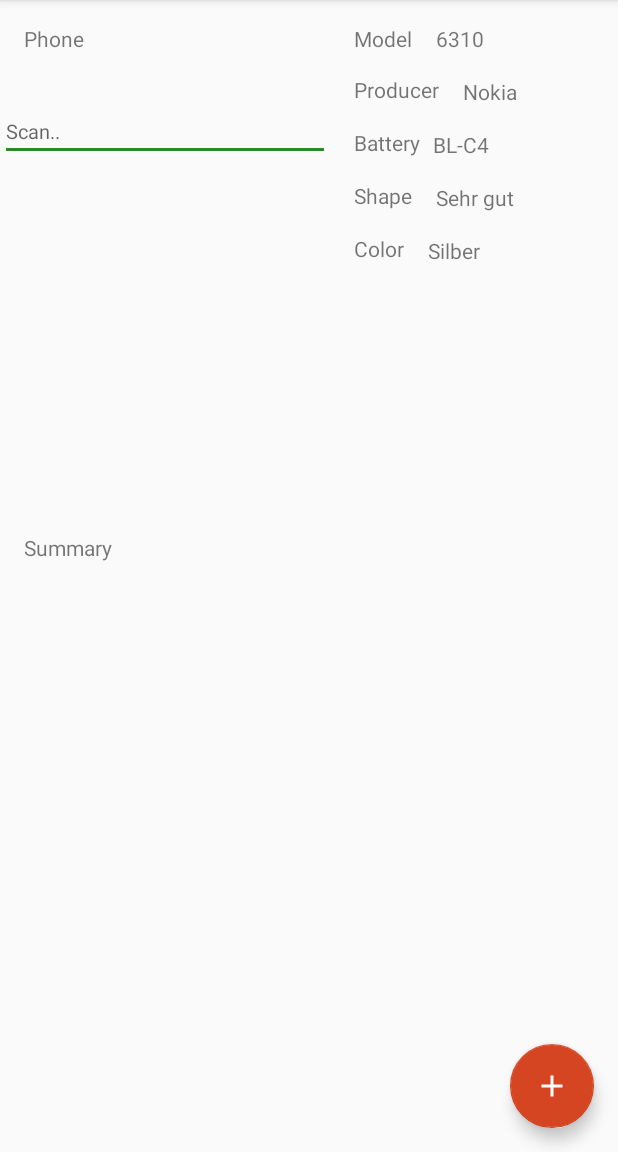
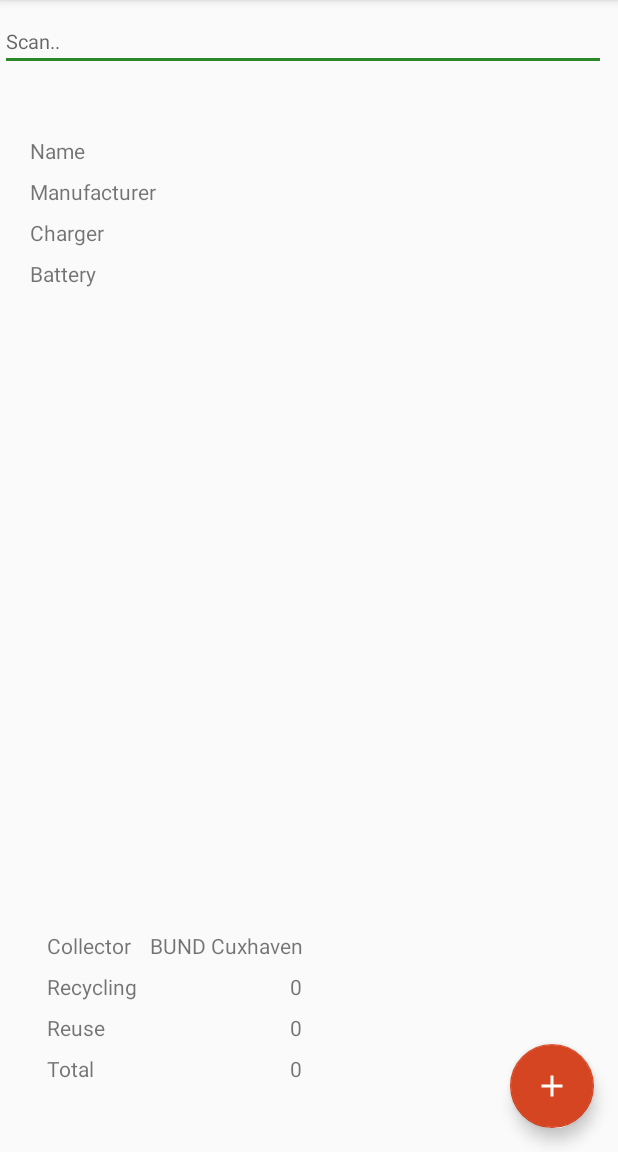
Before and after one commit to petereneric/mobile-box-apps, an Android app: the screen it shows after launch (MainActivity), on a phone screen of 412 x 824 dp, the part 84-1236 px from its top. Run offline under Robolectric (Android 15) with nearby library versions, the phone set to English and light mode, and no system bars; our stand-ins replace Volley.

Commit message:
21.06.18

```diff
--- a/app/src/main/java/com/example/ericschumacher/bouncer/Adapter/Adapter_Request_Choice.java
+++ b/app/src/main/java/com/example/ericschumacher/bouncer/Adapter/Adapter_Request_Choice.java
@@ -51,7 +51,7 @@
             ViewHolder_Request_Choice vh = new ViewHolder_Request_Choice(layout, new Interface_Click() {
                 @Override
                 public void onClick(int position) {
-                    iSelection.callbackManufacturer(lChoice.get(position).getId());
+                    iSelection.callbackManufacturer(lChoice.get(position).getId(), lChoice.get(position).getName());
                 }
             });
             return vh;
@@ -60,7 +60,7 @@
             ViewHolder_Request_Choice vh = new ViewHolder_Request_Choice_Charger(layout, new Interface_Click() {
                 @Override
                 public void onClick(int position) {
-                    iSelection.callbackCharger(lChoice.get(position).getId());
+                    iSelection.callbackCharger(lChoice.get(position).getId(), lChoice.get(position).getName());
                 }
             });
             return vh;
--- a/app/src/main/java/com/example/ericschumacher/bouncer/Constants/Constants_Extern.java
+++ b/app/src/main/java/com/example/ericschumacher/bouncer/Constants/Constants_Extern.java
@@ -15,6 +15,11 @@
     // Response
     public final static String ID_MODEL = "ID_MODEL";
     public final static String ID_BATTERY = "ID_BATTERY";
+    public final static String NAME_BATTERY = "NAME_BATTERY";
+    public final static String ID_MANUFACTURER = "ID_MANUFACTURER";
+    public final static String NAME_MANUFACTURER = "NAME_MANUFACTURER";
+    public final static String ID_CHARGER = "ID_CHARGER";
+    public final static String NAME_CHARGER = "NAME_CHARGER";
     public final static String ID = "ID";
     public final static String NAME = "NAME";
     public final static String EXPLOITATION = "EXPLOITATION";
--- a/app/src/main/java/com/example/ericschumacher/bouncer/Constants/Constants_Intern.java
+++ b/app/src/main/java/com/example/ericschumacher/bouncer/Constants/Constants_Intern.java
@@ -23,4 +23,8 @@
     public final static int SHAPE_CHERRY = 3;
     public final static int CONDITION_NOT_SET = -1;
     public final static int SHAPE_NOT_SET = -1;
+
+    // Counter
+    public final static String COUNTER_RECYCLING = "COUNTER_RECYCLING";
+    public final static String COUNTER_REUSE = "COUNTER_REUSE";
 }
--- a/app/src/main/java/com/example/ericschumacher/bouncer/Fragments/Fragment_Request/Fragment_Request_Name_Battery.java
+++ b/app/src/main/java/com/example/ericschumacher/bouncer/Fragments/Fragment_Request/Fragment_Request_Name_Battery.java
@@ -59,8 +59,7 @@
         switch (view.getId()) {
             case R.id.b_commit:
                 iSelection.checkBattery(etInput.getText().toString());
-                InputMethodManager imm = (InputMethodManager) getActivity().getSystemService(Context.INPUT_METHOD_SERVICE);
-                imm.hideSoftInputFromWindow(etInput.getWindowToken(), 0);
+                closeKeyboard();
                 break;
         }
     }
--- a/app/src/main/java/com/example/ericschumacher/bouncer/Fragments/Fragment_Request/Fragment_Request_Name_Model.java
+++ b/app/src/main/java/com/example/ericschumacher/bouncer/Fragments/Fragment_Request/Fragment_Request_Name_Model.java
@@ -63,8 +63,7 @@
         switch (view.getId()) {
             case R.id.b_commit:
                 iSelection.checkName(etInput.getText().toString());
-                InputMethodManager imm = (InputMethodManager) getActivity().getSystemService(Context.INPUT_METHOD_SERVICE);
-                imm.hideSoftInputFromWindow(etInput.getWindowToken(), 0);
+                closeKeyboard();
                 break;
             case R.id.et_name:
                 Log.i("Wenigstens", "das");
--- a/app/src/main/java/com/example/ericschumacher/bouncer/Fragments/Fragment_Request_Exploitation.java
+++ b/app/src/main/java/com/example/ericschumacher/bouncer/Fragments/Fragment_Request_Exploitation.java
@@ -56,7 +56,7 @@
         switch (view.getId()) {
             case R.id.b_recycling:
                 iSelection.exploitRecycling(getArguments().getInt(Constants_Intern.SELECTION_ID_MODEL));
-                iSelection.startFragmentResult(getString(R.string.recycling));
+                iSelection.startFragmentResult();
                 break;
             case R.id.b_reuse:
                 iSelection.exploitReuse(getArguments().getInt(Constants_Intern.SELECTION_ID_MODEL));
--- a/app/src/main/java/com/example/ericschumacher/bouncer/Interfaces/Interface_Selection.java
+++ b/app/src/main/java/com/example/ericschumacher/bouncer/Interfaces/Interface_Selection.java
@@ -13,14 +13,15 @@
     public void exploitReuse(int idModel);
     public void exploitRecycling(int idModel);
     void checkName (String name);
-    void callbackManufacturer (int id);
-    void callbackCharger(int id);
+    void callbackManufacturer (int id, String name);
+    void callbackCharger(int id, String name);
     void checkBattery (String name);
     void checkDetails();
     void reset();
     Object_Model getModel();
-    void startFragmentResult(String result);
+    void startFragmentResult();
     void setShape(int shape);
     void setCondition(int condition);
+    void setModel(int id, int name);
 
 }
--- /dev/null
+++ b/app/src/main/java/com/example/ericschumacher/bouncer/Interfaces/Interface_VolleyCallback_JSON.java
@@ -0,0 +1,12 @@
+package com.example.ericschumacher.bouncer.Interfaces;
+
+import org.json.JSONObject;
+
+/**
+ * Created by Eric Schumacher on 20.06.2018.
+ */
+
+public interface Interface_VolleyCallback_JSON {
+    void onSuccess(JSONObject json);
+    void onFailure(JSONObject json);
+}
--- a/app/src/main/java/com/example/ericschumacher/bouncer/Objects/Object_Model.java
+++ b/app/src/main/java/com/example/ericschumacher/bouncer/Objects/Object_Model.java
@@ -21,9 +21,13 @@
     private int Exploitation;
     private int Condition;
     private int Shape;
+    private String nameManufacturer;
+    private String nameCharger;
+    private String nameBattery;
 
     public Object_Model() {
-
+        Condition = Constants_Intern.CONDITION_NOT_SET;
+        Condition = Constants_Intern.SHAPE_NOT_SET;
     }
 
     public Object_Model(int id, String name) {
@@ -105,6 +109,30 @@
         Shape = shape;
     }
 
+    public String getNameManufacturer() {
+        return nameManufacturer;
+    }
+
+    public void setNameManufacturer(String nameManufacturer) {
+        this.nameManufacturer = nameManufacturer;
+    }
+
+    public String getNameCharger() {
+        return nameCharger;
+    }
+
+    public void setNameCharger(String nameCharger) {
+        this.nameCharger = nameCharger;
+    }
+
+    public String getNameBattery() {
+        return nameBattery;
+    }
+
+    public void setNameBattery(String nameBattery) {
+        this.nameBattery = nameBattery;
+    }
+
     public String getExploitationForScreen(Context context) {
         if (Exploitation == Constants_Intern.EXPLOITATION_RECYCLING) {
             return context.getString(R.string.recycling);
@@ -135,6 +163,9 @@
         this.Exploitation = in.readInt();
         this.Condition = in.readInt();
         this.Shape = in.readInt();
+        this.nameManufacturer = in.readString();
+        this.nameCharger = in.readString();
+        this.nameBattery = in.readString();
     }
 
 
@@ -154,6 +185,9 @@
         parcel.writeInt(this.Exploitation);
         parcel.writeInt(this.Condition);
         parcel.writeInt(this.Shape);
+        parcel.writeString(this.nameManufacturer);
+        parcel.writeString(this.nameCharger);
+        parcel.writeString(this.nameBattery);
     }
 
     @Override
@@ -169,6 +203,9 @@
                 ", Exploitation='" + Exploitation + '\'' +
                 ", Condition='" + Condition + '\'' +
                 ", Shape='" + Shape + '\'' +
+                ", nameManufacturer='" + nameManufacturer + '\'' +
+                ", nameCharger='" + nameCharger + '\'' +
+                ", nameBattery='" + nameBattery + '\'' +
                 '}';
     }
 }
--- a/app/src/main/res/layout/activity_selection.xml
+++ b/app/src/main/res/layout/activity_selection.xml
@@ -8,106 +8,11 @@
     tools:context="com.example.ericschumacher.bouncer.Activities.MainActivity"
     tools:layout_editor_absoluteY="81dp">
 
-    <TextView
-        android:layout_width="wrap_content"
-        android:layout_height="wrap_content"
-        android:layout_marginStart="16dp"
-        android:layout_marginTop="16dp"
-        android:text="@string/phone"
-        app:layout_constraintStart_toStartOf="parent"
-        app:layout_constraintTop_toTopOf="parent" />
-
-    <android.support.constraint.Guideline
-        android:id="@+id/guideline_vertical"
-        android:layout_width="wrap_content"
-        android:layout_height="wrap_content"
-        android:orientation="vertical"
-        app:layout_constraintGuide_end="192dp" />
-
-    <TextView
-        android:id="@+id/textView"
-        android:layout_width="wrap_content"
-        android:layout_height="18dp"
-        android:layout_marginStart="16dp"
-        android:layout_marginTop="16dp"
-        android:text="@string/model"
-        app:layout_constraintStart_toStartOf="@+id/guideline_vertical"
-        app:layout_constraintTop_toTopOf="parent" />
-
-    <TextView
-        android:id="@+id/tv_phone_model"
-        android:layout_width="wrap_content"
-        android:layout_height="wrap_content"
-        android:layout_marginStart="16dp"
-        android:layout_marginTop="16dp"
-        android:text="6310"
-        app:layout_constraintStart_toEndOf="@+id/textView"
-        app:layout_constraintTop_toTopOf="parent" />
-
-    <TextView
-        android:id="@+id/textView3"
-        android:layout_width="wrap_content"
-        android:layout_height="wrap_content"
-        android:layout_marginStart="16dp"
-        android:layout_marginTop="16dp"
-        android:text="@string/battery"
-        app:layout_constraintStart_toStartOf="@+id/guideline_vertical"
-        app:layout_constraintTop_toBottomOf="@+id/textView14" />
-
-    <TextView
-        android:id="@+id/tv_phone_battery"
-        android:layout_width="wrap_content"
-        android:layout_height="wrap_content"
-        android:layout_marginStart="8dp"
-        android:layout_marginTop="16dp"
-        android:text="BL-C4"
-        app:layout_constraintStart_toEndOf="@+id/textView3"
-        app:layout_constraintTop_toBottomOf="@+id/tv_phone_producer" />
-
-    <TextView
-        android:id="@+id/textView5"
-        android:layout_width="wrap_content"
-        android:layout_height="wrap_content"
-        android:layout_marginStart="16dp"
-        android:layout_marginTop="16dp"
-        android:text="@string/shape"
-        app:layout_constraintStart_toStartOf="@+id/guideline_vertical"
-        app:layout_constraintTop_toBottomOf="@+id/textView3" />
-
-    <TextView
-        android:id="@+id/tv_phone_shape"
-        android:layout_width="wrap_content"
-        android:layout_height="wrap_content"
-        android:layout_marginStart="16dp"
-        android:layout_marginTop="16dp"
-        android:text="Sehr gut"
-        app:layout_constraintStart_toEndOf="@+id/textView5"
-        app:layout_constraintTop_toBottomOf="@+id/tv_phone_battery" />
-
-    <TextView
-        android:id="@+id/textView7"
-        android:layout_width="wrap_content"
-        android:layout_height="wrap_content"
-        android:layout_marginStart="16dp"
-        android:layout_marginTop="16dp"
-        android:text="@string/color"
-        app:layout_constraintStart_toStartOf="@+id/guideline_vertical"
-        app:layout_constraintTop_toBottomOf="@+id/textView5" />
-
-    <TextView
-        android:id="@+id/tv_phone_color"
-        android:layout_width="wrap_content"
-        android:layout_height="wrap_content"
-        android:layout_marginStart="16dp"
-        android:layout_marginTop="16dp"
-        android:text="Silber"
-        app:layout_constraintStart_toEndOf="@+id/textView7"
-        app:layout_constraintTop_toBottomOf="@+id/tv_phone_shape" />
 
     <FrameLayout
         android:id="@+id/fl_input_output"
         android:layout_width="399dp"
-        android:layout_height="171dp"
+        android:layout_height="181dp"
         android:layout_marginTop="168dp"
         app:layout_constraintEnd_toEndOf="parent"
         app:layout_constraintHorizontal_bias="0.466"
@@ -116,27 +21,20 @@
 
     </FrameLayout>
 
-    <TextView
-        android:id="@+id/textView10"
-        android:layout_width="wrap_content"
-        android:layout_height="wrap_content"
-        android:layout_marginStart="16dp"
-        android:layout_marginTop="16dp"
-        android:text="@string/summary"
-        app:layout_constraintStart_toStartOf="parent"
-        app:layout_constraintTop_toBottomOf="@+id/fl_input_output" />
-
     <android.support.design.widget.FloatingActionButton
-        android:id="@+id/floatingActionButton"
+        android:id="@+id/fab"
         android:layout_width="wrap_content"
         android:layout_height="wrap_content"
         android:layout_marginBottom="16dp"
         android:layout_marginEnd="16dp"
+        android:layout_marginStart="8dp"
         android:clickable="true"
         android:tint="@color/color_whtie"
         app:backgroundTint="@color/color_primary"
         app:layout_constraintBottom_toBottomOf="parent"
         app:layout_constraintEnd_toEndOf="parent"
+        app:layout_constraintHorizontal_bias="1.0"
+        app:layout_constraintStart_toStartOf="parent"
         app:rippleColor="@color/color_whtie"
         app:srcCompat="@drawable/ic_add_24dp" />
 
@@ -144,58 +42,155 @@
         android:id="@+id/et_scan"
         android:layout_width="0dp"
         android:layout_height="wrap_content"
-        android:layout_marginTop="68dp"
+        android:layout_marginEnd="8dp"
+        android:layout_marginTop="8dp"
         android:hint="@string/hint_scan"
         android:textSize="13sp"
-        app:layout_constraintEnd_toStartOf="@+id/guideline_vertical"
+        app:layout_constraintEnd_toEndOf="parent"
+        app:layout_constraintHorizontal_bias="0.0"
         app:layout_constraintStart_toStartOf="parent"
         app:layout_constraintTop_toTopOf="parent" />
 
-    <TextView
-        android:id="@+id/textView14"
-        android:layout_width="wrap_content"
-        android:layout_height="wrap_content"
-        android:layout_marginStart="16dp"
-        android:layout_marginTop="16dp"
-        android:text="@string/producer"
-        app:layout_constraintStart_toEndOf="@+id/guideline_vertical"
-        app:layout_constraintTop_toBottomOf="@+id/textView" />
-
-    <TextView
-        android:id="@+id/tv_phone_producer"
-        android:layout_width="wrap_content"
-        android:layout_height="wrap_content"
-        android:layout_marginStart="16dp"
-        android:layout_marginTop="16dp"
-        android:text="Nokia"
-        app:layout_constraintStart_toEndOf="@+id/textView14"
-        app:layout_constraintTop_toBottomOf="@+id/tv_phone_model" />
-
     <TableLayout
-        android:layout_width="142dp"
-        android:layout_height="53dp"
-        android:layout_marginEnd="16dp"
-        android:layout_marginStart="16dp"
-        android:layout_marginTop="412dp"
+        android:layout_width="0dp"
+        android:layout_height="126dp"
+        android:layout_marginBottom="8dp"
+        android:layout_marginEnd="8dp"
+        android:layout_marginStart="8dp"
+        android:padding="8dp"
+        app:layout_constraintBottom_toBottomOf="parent"
         app:layout_constraintEnd_toEndOf="parent"
+        app:layout_constraintHorizontal_bias="0.0"
         app:layout_constraintStart_toStartOf="parent"
-        app:layout_constraintTop_toTopOf="parent">
+        app:layout_constraintTop_toTopOf="parent"
+        app:layout_constraintVertical_bias="0.124">
 
         <TableRow
             android:layout_width="match_parent"
-            android:layout_height="match_parent" />
+            android:layout_height="match_parent">
+
+            <TextView
+                android:layout_height="match_parent"
+                android:padding="4dp"
+                android:text="@string/name" />
+
+            <TextView
+                android:id="@+id/tvName"
+                android:gravity="right"
+                android:padding="4dp"
+                android:text="6310i" />
+        </TableRow>
+
+        <TableRow>
+
+            <TextView
+                android:padding="4dp"
+                android:text="@string/manufacturer" />
+
+            <TextView
+                android:id="@+id/tvManufacturer"
+                android:gravity="right"
+                android:padding="4dp"
+                android:text="Nokia" />
+        </TableRow>
+
+        <TableRow>
+
+            <TextView
+                android:padding="4dp"
+                android:text="@string/charger" />
+
+            <TextView
+                android:id="@+id/tvCharger"
+                android:gravity="right"
+                android:padding="4dp"
+                android:text="Dick" />
+        </TableRow>
+
+        <TableRow>
+
+            <TextView
+                android:padding="4dp"
+                android:text="@string/battery" />
+
+            <TextView
+                android:id="@+id/tvBattery"
+                android:gravity="right"
+                android:padding="4dp"
+                android:text="BL-4C" />
+        </TableRow>
+
+    </TableLayout>
+
+    <TableLayout
+        android:layout_width="307dp"
+        android:layout_height="137dp"
+        android:layout_marginBottom="8dp"
+        android:layout_marginEnd="8dp"
+        android:layout_marginStart="8dp"
+        android:layout_marginTop="8dp"
+        android:padding="8dp"
+        app:layout_constraintBottom_toBottomOf="parent"
+        app:layout_constraintEnd_toEndOf="parent"
+        app:layout_constraintHorizontal_bias="0.131"
+        app:layout_constraintStart_toStartOf="parent"
+        app:layout_constraintTop_toTopOf="parent"
+        app:layout_constraintVertical_bias="0.977">
 
         <TableRow
             android:layout_width="match_parent"
-            android:layout_height="match_parent" />
+            android:layout_height="match_parent">
 
-        <TableRow
-            android:layout_width="match_parent"
-            android:layout_height="match_parent" />
+            <TextView
+                android:layout_height="match_parent"
+                android:padding="4dp"
+                android:text="@string/collector" />
 
-        <TableRow
-            android:layout_width="match_parent"
-            android:layout_height="match_parent" />
+            <TextView
+                android:id="@+id/tvCollector"
+                android:gravity="right"
+                android:padding="4dp"
+                android:text="BUND Cuxhaven" />
+        </TableRow>
+
+        <TableRow>
+
+            <TextView
+                android:padding="4dp"
+                android:text="@string/recycling" />
+
+            <TextView
+                android:id="@+id/tvCounterRecycling"
+                android:gravity="right"
+                android:padding="4dp"
+                android:text="94" />
+        </TableRow>
+
+        <TableRow>
+
+            <TextView
+                android:padding="4dp"
+                android:text="@string/reuse" />
+
+            <TextView
+                android:id="@+id/tvCounterReuse"
+                android:gravity="right"
+                android:padding="4dp"
+                android:text="30" />
+        </TableRow>
+
+        <TableRow>
+
+            <TextView
+                android:padding="4dp"
+                android:text="@string/total" />
+
+            <TextView
+                android:id="@+id/tvCounterTotal"
+                android:gravity="right"
+                android:padding="4dp"
+                android:text="124" />
+        </TableRow>
     </TableLayout>
 
 </android.support.constraint.ConstraintLayout>
--- a/app/src/main/res/values/strings.xml
+++ b/app/src/main/res/values/strings.xml
@@ -21,7 +21,6 @@
     <string name="yes">Yes</string>
     <string name="no">No</string>
     <string name="summary">Summary</string>
-    <string name="total">Total</string>
     <string name="new_selection">Start new selection</string>
     <string name="undo">Undo</string>
     <string name="commit">Commit</string>
@@ -36,5 +35,10 @@
     <string name="shape_good">Good</string>
     <string name="shape_very_good">Very Good</string>
     <string name="shape_cherry">Cherry</string>
+    <string name="collector">Collector</string>
+    <string name="total">Total</string>
+    <string name="name">Name</string>
+    <string name="manufacturer">Manufacturer</string>
+    <string name="charger">Charger</string>
 
 </resources>
```
Also changed, not shown: app/src/main/java/com/example/ericschumacher/bouncer/Activities/MainActivity.java (+146 -43 lines), app/src/main/java/com/example/ericschumacher/bouncer/Fragments/Fragment_Request/Fragment_Request_Input.java (+10 -0 lines), app/src/main/java/com/example/ericschumacher/bouncer/Fragments/Fragment_Result.java (+14 -14 lines), app/src/main/java/com/example/ericschumacher/bouncer/Utilities/Utility_Network.java (+22 -17 lines), app/src/main/res/layout/fragment_result.xml (+1 -10 lines).
